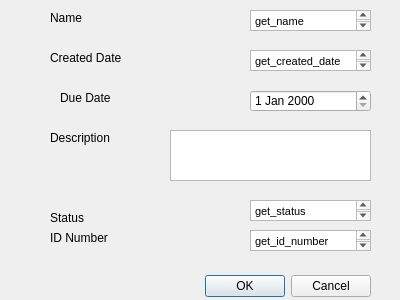
Before: the Qt Designer form MonkeyManager/taskdialog.ui in MendozaProject/monkey-manager, drawn with Qt 5.
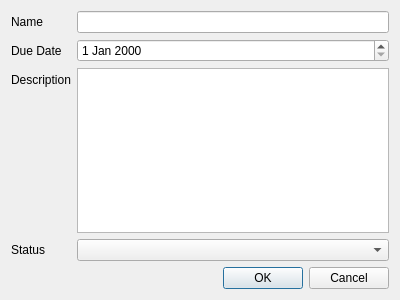
After: the same form once the commit is applied.

Commit message: Added layout to dialog window. Fixed bugs.

The edit to the form file:
```diff
--- a/MonkeyManager/taskdialog.ui
+++ b/MonkeyManager/taskdialog.ui
@@ -13,188 +13,58 @@
   <property name="windowTitle">
    <string>Dialog</string>
   </property>
-  <widget class="QDialogButtonBox" name="buttonBox">
-   <property name="geometry">
-    <rect>
-     <x>30</x>
-     <y>270</y>
-     <width>341</width>
-     <height>32</height>
-    </rect>
-   </property>
-   <property name="orientation">
-    <enum>Qt::Horizontal</enum>
-   </property>
-   <property name="standardButtons">
-    <set>QDialogButtonBox::Cancel|QDialogButtonBox::Ok</set>
-   </property>
-  </widget>
-  <widget class="QLabel" name="label_5">
-   <property name="geometry">
-    <rect>
-     <x>50</x>
-     <y>230</y>
-     <width>91</width>
-     <height>16</height>
-    </rect>
-   </property>
-   <property name="text">
-    <string>ID Number</string>
-   </property>
-  </widget>
-  <widget class="QTextEdit" name="textEdit_5">
-   <property name="geometry">
-    <rect>
-     <x>250</x>
-     <y>230</y>
-     <width>121</width>
-     <height>21</height>
-    </rect>
-   </property>
-   <property name="html">
-    <string>&lt;!DOCTYPE HTML PUBLIC &quot;-//W3C//DTD HTML 4.0//EN&quot; &quot;http://www.w3.org/TR/REC-html40/strict.dtd&quot;&gt;
-&lt;html&gt;&lt;head&gt;&lt;meta name=&quot;qrichtext&quot; content=&quot;1&quot; /&gt;&lt;style type=&quot;text/css&quot;&gt;
-p, li { white-space: pre-wrap; }
-&lt;/style&gt;&lt;/head&gt;&lt;body style=&quot; font-family:'MS Shell Dlg 2'; font-size:8.25pt; font-weight:400; font-style:normal;&quot;&gt;
-&lt;p style=&quot; margin-top:0px; margin-bottom:0px; margin-left:0px; margin-right:0px; -qt-block-indent:0; text-indent:0px;&quot;&gt;get_id_number&lt;/p&gt;&lt;/body&gt;&lt;/html&gt;</string>
-   </property>
-  </widget>
-  <widget class="QLabel" name="label_6">
-   <property name="geometry">
-    <rect>
-     <x>50</x>
-     <y>210</y>
-     <width>51</width>
-     <height>16</height>
-    </rect>
-   </property>
-   <property name="text">
-    <string>Status</string>
-   </property>
-  </widget>
-  <widget class="QLabel" name="label">
-   <property name="geometry">
-    <rect>
-     <x>50</x>
-     <y>10</y>
-     <width>51</width>
-     <height>16</height>
-    </rect>
-   </property>
-   <property name="text">
-    <string>Name</string>
-   </property>
-  </widget>
-  <widget class="QTextEdit" name="textEdit_6">
-   <property name="geometry">
-    <rect>
-     <x>250</x>
-     <y>200</y>
-     <width>121</width>
-     <height>21</height>
-    </rect>
-   </property>
-   <property name="html">
-    <string>&lt;!DOCTYPE HTML PUBLIC &quot;-//W3C//DTD HTML 4.0//EN&quot; &quot;http://www.w3.org/TR/REC-html40/strict.dtd&quot;&gt;
-&lt;html&gt;&lt;head&gt;&lt;meta name=&quot;qrichtext&quot; content=&quot;1&quot; /&gt;&lt;style type=&quot;text/css&quot;&gt;
-p, li { white-space: pre-wrap; }
-&lt;/style&gt;&lt;/head&gt;&lt;body style=&quot; font-family:'MS Shell Dlg 2'; font-size:8.25pt; font-weight:400; font-style:normal;&quot;&gt;
-&lt;p style=&quot; margin-top:0px; margin-bottom:0px; margin-left:0px; margin-right:0px; -qt-block-indent:0; text-indent:0px;&quot;&gt;get_status&lt;/p&gt;&lt;/body&gt;&lt;/html&gt;</string>
-   </property>
-  </widget>
-  <widget class="QLabel" name="label_3">
-   <property name="geometry">
-    <rect>
-     <x>50</x>
-     <y>50</y>
-     <width>101</width>
-     <height>16</height>
-    </rect>
-   </property>
-   <property name="text">
-    <string>Created Date</string>
-   </property>
-  </widget>
-  <widget class="QTextEdit" name="textEdit">
-   <property name="geometry">
-    <rect>
-     <x>250</x>
-     <y>10</y>
-     <width>121</width>
-     <height>21</height>
-    </rect>
-   </property>
-   <property name="html">
-    <string>&lt;!DOCTYPE HTML PUBLIC &quot;-//W3C//DTD HTML 4.0//EN&quot; &quot;http://www.w3.org/TR/REC-html40/strict.dtd&quot;&gt;
-&lt;html&gt;&lt;head&gt;&lt;meta name=&quot;qrichtext&quot; content=&quot;1&quot; /&gt;&lt;style type=&quot;text/css&quot;&gt;
-p, li { white-space: pre-wrap; }
-&lt;/style&gt;&lt;/head&gt;&lt;body style=&quot; font-family:'MS Shell Dlg 2'; font-size:8.25pt; font-weight:400; font-style:normal;&quot;&gt;
-&lt;p style=&quot; margin-top:0px; margin-bottom:0px; margin-left:0px; margin-right:0px; -qt-block-indent:0; text-indent:0px;&quot;&gt;get_name&lt;/p&gt;&lt;/body&gt;&lt;/html&gt;</string>
-   </property>
-  </widget>
-  <widget class="QLabel" name="label_2">
-   <property name="geometry">
-    <rect>
-     <x>60</x>
-     <y>90</y>
-     <width>101</width>
-     <height>16</height>
-    </rect>
-   </property>
-   <property name="text">
-    <string>Due Date</string>
-   </property>
-  </widget>
-  <widget class="QLabel" name="label_4">
-   <property name="geometry">
-    <rect>
-     <x>50</x>
-     <y>130</y>
-     <width>91</width>
-     <height>16</height>
-    </rect>
-   </property>
-   <property name="text">
-    <string>Description</string>
-   </property>
-  </widget>
-  <widget class="QTextEdit" name="textEdit_3">
-   <property name="geometry">
-    <rect>
-     <x>250</x>
-     <y>50</y>
-     <width>121</width>
-     <height>21</height>
-    </rect>
-   </property>
-   <property name="html">
-    <string>&lt;!DOCTYPE HTML PUBLIC &quot;-//W3C//DTD HTML 4.0//EN&quot; &quot;http://www.w3.org/TR/REC-html40/strict.dtd&quot;&gt;
-&lt;html&gt;&lt;head&gt;&lt;meta name=&quot;qrichtext&quot; content=&quot;1&quot; /&gt;&lt;style type=&quot;text/css&quot;&gt;
-p, li { white-space: pre-wrap; }
-&lt;/style&gt;&lt;/head&gt;&lt;body style=&quot; font-family:'MS Shell Dlg 2'; font-size:8.25pt; font-weight:400; font-style:normal;&quot;&gt;
-&lt;p style=&quot; margin-top:0px; margin-bottom:0px; margin-left:0px; margin-right:0px; -qt-block-indent:0; text-indent:0px;&quot;&gt;get_created_date&lt;/p&gt;&lt;/body&gt;&lt;/html&gt;</string>
-   </property>
-  </widget>
-  <widget class="QDateEdit" name="dateEdit">
-   <property name="geometry">
-    <rect>
-     <x>250</x>
-     <y>90</y>
-     <width>121</width>
-     <height>22</height>
-    </rect>
-   </property>
-  </widget>
-  <widget class="QTextEdit" name="textEdit_2">
-   <property name="geometry">
-    <rect>
-     <x>170</x>
-     <y>130</y>
-     <width>201</width>
-     <height>51</height>
-    </rect>
-   </property>
-  </widget>
+  <layout class="QFormLayout" name="formLayout">
+   <item row="0" column="0">
+    <widget class="QLabel" name="label">
+     <property name="text">
+      <string>Name</string>
+     </property>
+    </widget>
+   </item>
+   <item row="0" column="1">
+    <widget class="QLineEdit" name="lineEdit"/>
+   </item>
+   <item row="2" column="0">
+    <widget class="QLabel" name="label_2">
+     <property name="text">
+      <string>Due Date</string>
+     </property>
+    </widget>
+   </item>
+   <item row="2" column="1">
+    <widget class="QDateEdit" name="dateEdit"/>
+   </item>
+   <item row="3" column="0">
+    <widget class="QLabel" name="label_4">
+     <property name="text">
+      <string>Description</string>
+     </property>
+    </widget>
+   </item>
+   <item row="3" column="1">
+    <widget class="QTextEdit" name="textEdit_2"/>
+   </item>
+   <item row="4" column="0">
+    <widget class="QLabel" name="label_6">
+     <property name="text">
+      <string>Status</string>
+     </property>
+    </widget>
+   </item>
+   <item row="4" column="1">
+    <widget class="QComboBox" name="comboBox"/>
+   </item>
+   <item row="6" column="0" colspan="2">
+    <widget class="QDialogButtonBox" name="buttonBox">
+     <property name="orientation">
+      <enum>Qt::Horizontal</enum>
+     </property>
+     <property name="standardButtons">
+      <set>QDialogButtonBox::Cancel|QDialogButtonBox::Ok</set>
+     </property>
+    </widget>
+   </item>
+  </layout>
  </widget>
  <resources/>
  <connections>
```
Left out of the diff: 8 changed lines with no effect on the pictures. The commit also changes 5 other files.
